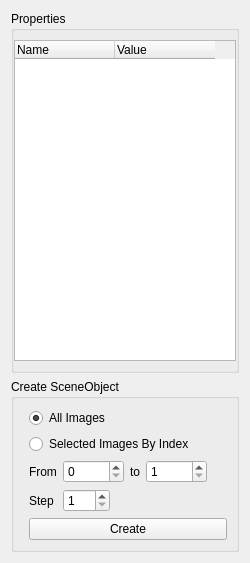
Before: the Qt Designer form src/ui/SeriesProp.ui in ericspod/Eidolon, drawn with Qt 5.
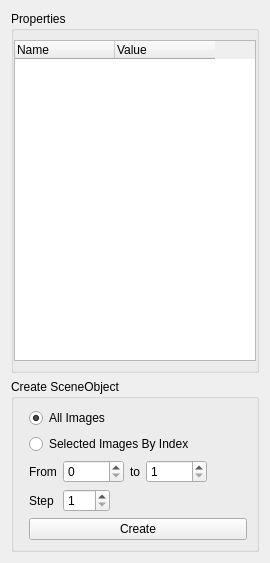
After: the same form once the commit is applied.

Diff of the .ui file:
```diff
--- a/src/ui/SeriesProp.ui
+++ b/src/ui/SeriesProp.ui
@@ -6,7 +6,7 @@
    <rect>
     <x>0</x>
     <y>0</y>
-    <width>250</width>
+    <width>270</width>
     <height>563</height>
    </rect>
   </property>
```
Left out of the diff: 4 changed lines with no effect on the pictures.
